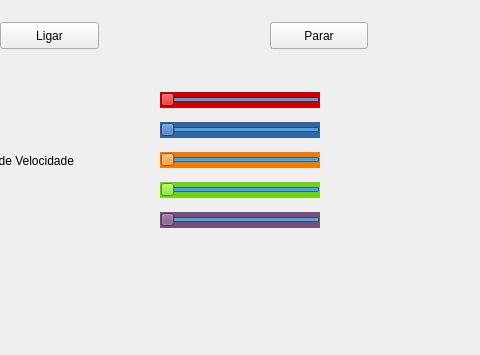
First picture: the form in Trem/mainwindow.ui, repository leticiamp/Thread_trem, before the edit; both pictures show x 290 to 770 and y 335 to 690 of the 1019 by 690 pixel window.
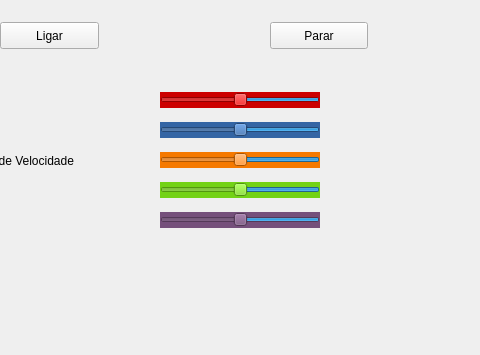
Second picture: the form after the edit.

Patch:
```diff
--- a/Trem/mainwindow.ui
+++ b/Trem/mainwindow.ui
@@ -388,19 +388,16 @@
      <number>0</number>
     </property>
     <property name="maximum">
-     <number>150</number>
-    </property>
-    <property name="singleStep">
-     <number>1</number>
+     <number>200</number>
     </property>
     <property name="pageStep">
-     <number>10</number>
+     <number>0</number>
     </property>
     <property name="value">
-     <number>150</number>
+     <number>100</number>
     </property>
     <property name="sliderPosition">
-     <number>150</number>
+     <number>100</number>
     </property>
     <property name="tracking">
      <bool>true</bool>
@@ -444,10 +441,13 @@
      <string notr="true">background-color: rgb(117, 80, 123);</string>
     </property>
     <property name="maximum">
-     <number>150</number>
+     <number>200</number>
+    </property>
+    <property name="value">
+     <number>100</number>
     </property>
     <property name="sliderPosition">
-     <number>150</number>
+     <number>100</number>
     </property>
     <property name="orientation">
      <enum>Qt::Horizontal</enum>
@@ -469,10 +469,13 @@
      <string notr="true">background-color: rgb(245, 121, 0);</string>
     </property>
     <property name="maximum">
-     <number>150</number>
+     <number>200</number>
+    </property>
+    <property name="value">
+     <number>100</number>
     </property>
     <property name="sliderPosition">
-     <number>150</number>
+     <number>100</number>
     </property>
     <property name="orientation">
      <enum>Qt::Horizontal</enum>
@@ -494,13 +497,13 @@
      <string notr="true">background-color: rgb(52, 101, 164);</string>
     </property>
     <property name="maximum">
-     <number>150</number>
+     <number>200</number>
     </property>
-    <property name="pageStep">
-     <number>10</number>
+    <property name="value">
+     <number>100</number>
     </property>
     <property name="sliderPosition">
-     <number>150</number>
+     <number>100</number>
     </property>
     <property name="orientation">
      <enum>Qt::Horizontal</enum>
@@ -522,10 +525,13 @@
      <string notr="true">background-color: rgb(115, 210, 22);</string>
     </property>
     <property name="maximum">
-     <number>150</number>
+     <number>200</number>
+    </property>
+    <property name="value">
+     <number>100</number>
     </property>
     <property name="sliderPosition">
-     <number>150</number>
+     <number>100</number>
     </property>
     <property name="orientation">
      <enum>Qt::Horizontal</enum>
```
